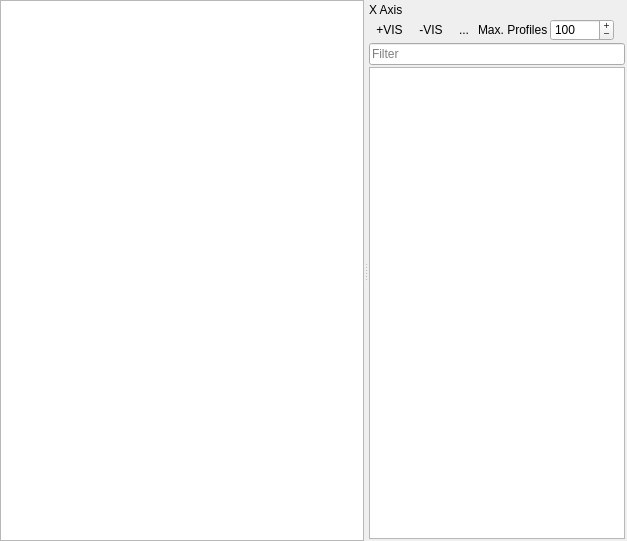
The window that qps/speclib/ui/spectrallibraryplotwidget.ui (jakimowb/enmapbox_testmigration2) describes before a commit, drawn with Qt 5.
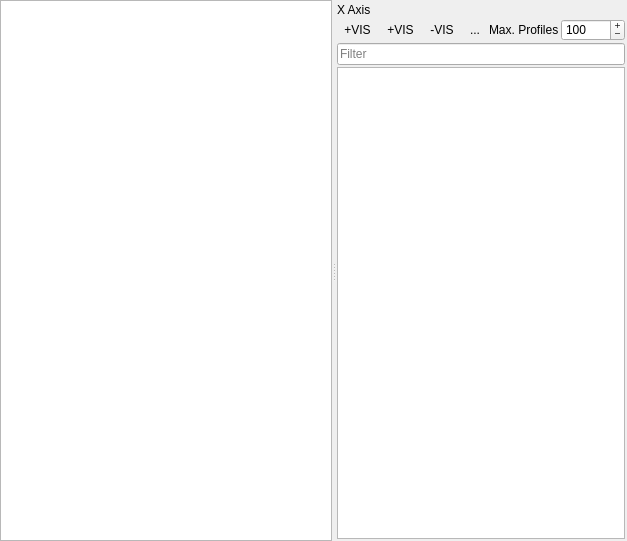
The same window after the commit. Icons and pictures are not drawn. Custom widgets are drawn as their Qt base class.

What changed in the file:
```diff
--- a/qps/speclib/ui/spectrallibraryplotwidget.ui
+++ b/qps/speclib/ui/spectrallibraryplotwidget.ui
@@ -122,6 +122,20 @@
            </property>
           </widget>
          </item>
+         <item>
+          <widget class="QToolButton" name="btnAddRasterLayerRenderer">
+           <property name="text">
+            <string>+VIS</string>
+           </property>
+           <property name="icon">
+            <iconset resource="../../../../QGIS/images/images.qrc">
+             <normaloff>:/images/themes/default/rendererCategorizedSymbol.svg</normaloff>:/images/themes/default/rendererCategorizedSymbol.svg</iconset>
+           </property>
+           <property name="autoRaise">
+            <bool>true</bool>
+           </property>
+          </widget>
+         </item>
          <item>
           <widget class="QToolButton" name="btnRemoveProfileVis">
            <property name="text">
```
Left out of the diff: 15 changed lines with no effect on the pictures.
